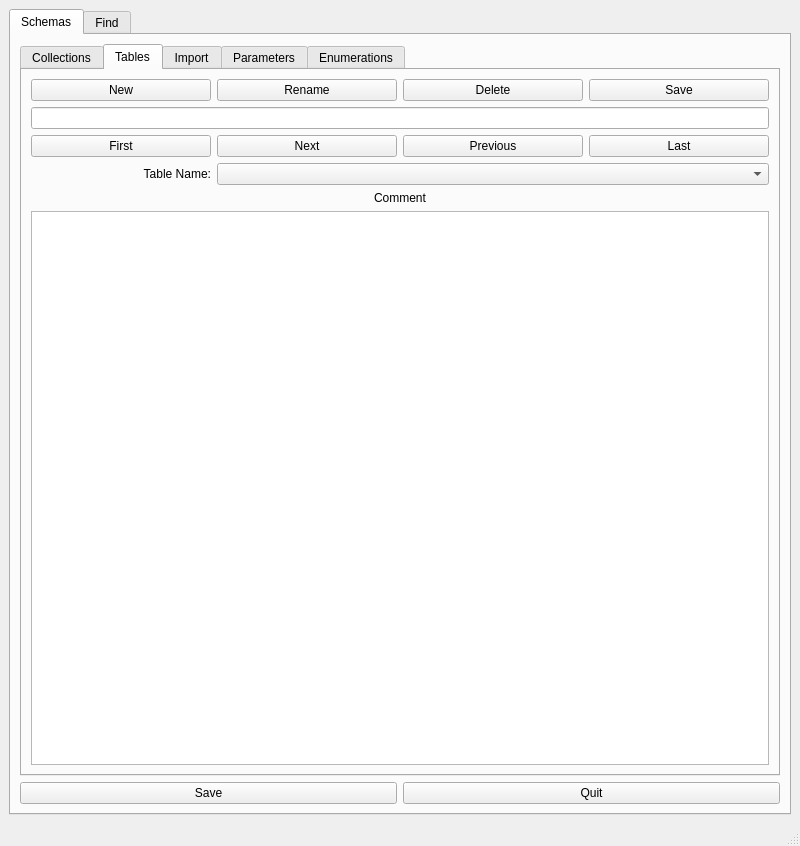
Before: the Qt Designer form tables_editor.ui in waynegramlich/table_tools, drawn with Qt 5.
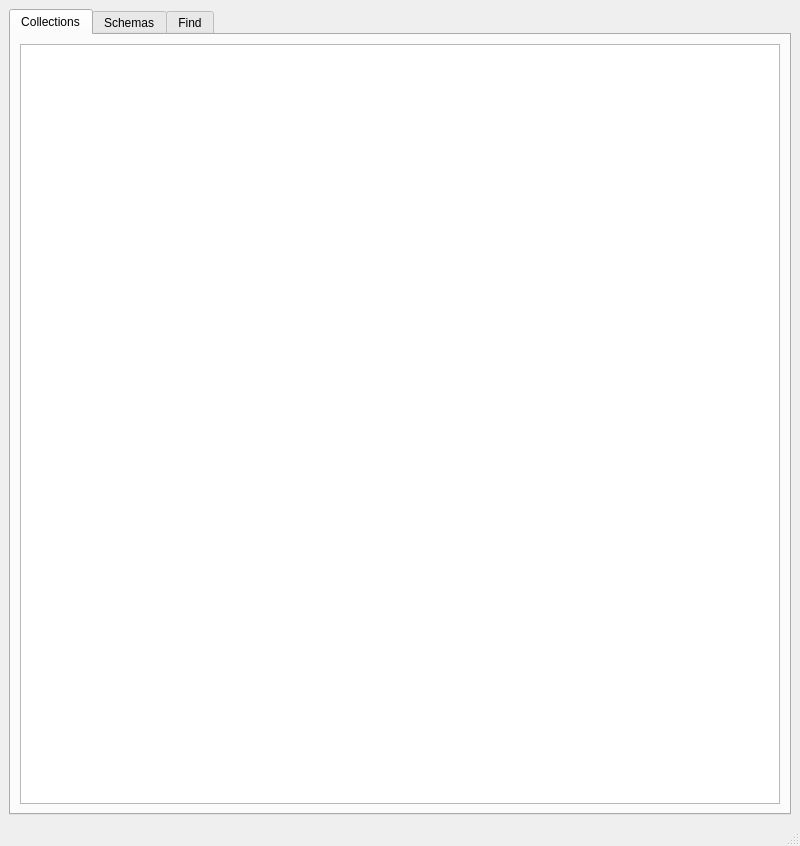
After: the same form once the commit is applied. The open tabs and pages were chosen to show the change.

Commit message: Added [Collections] tab to top level.

What changed in the file:
```diff
--- a/tables_editor.ui
+++ b/tables_editor.ui
@@ -38,6 +38,16 @@
       <property name="currentIndex">
        <number>0</number>
       </property>
+      <widget class="QWidget" name="collections_tab">
+       <attribute name="title">
+        <string>Collections</string>
+       </attribute>
+       <layout class="QGridLayout" name="gridLayout_12">
+        <item row="0" column="0">
+         <widget class="QTreeView" name="collections_tree"/>
+        </item>
+       </layout>
+      </widget>
       <widget class="QWidget" name="schema_tab">
        <property name="enabled">
         <bool>true</bool>
@@ -71,7 +81,7 @@
           <property name="currentIndex">
            <number>1</number>
           </property>
-          <widget class="QWidget" name="collections_tab">
+          <widget class="QWidget" name="old_collections_tab">
            <attribute name="title">
             <string>Collections</string>
            </attribute>
```
Left out of the diff: 2 changed lines with no effect on the pictures. The commit also changes 1 other file.
